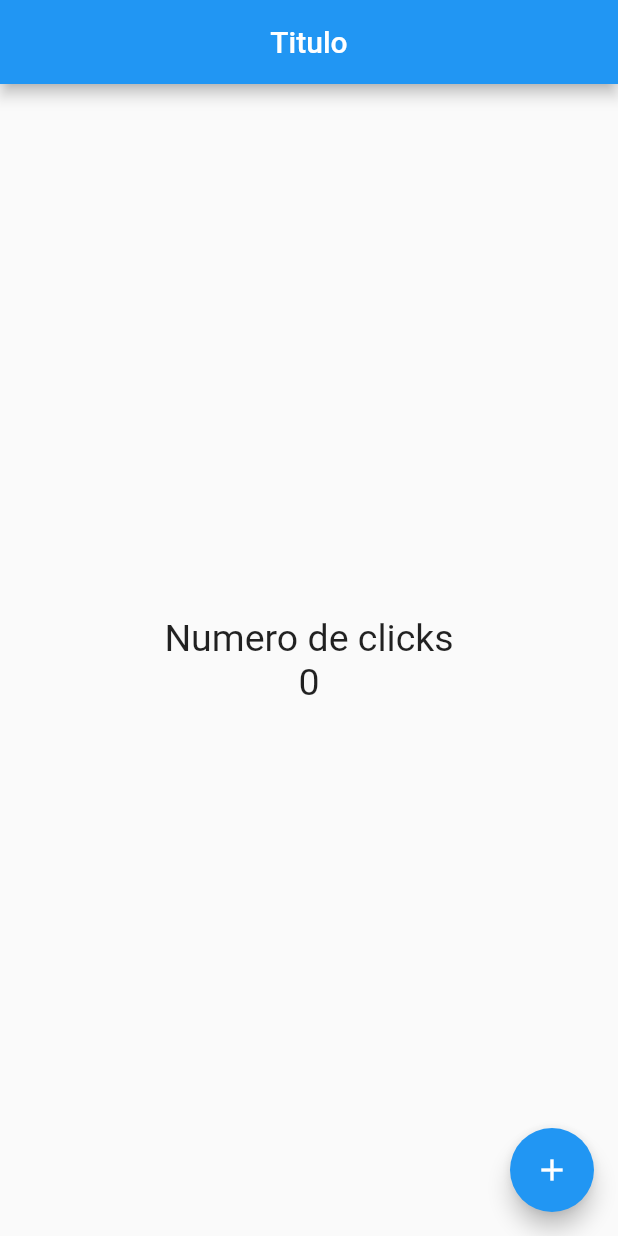
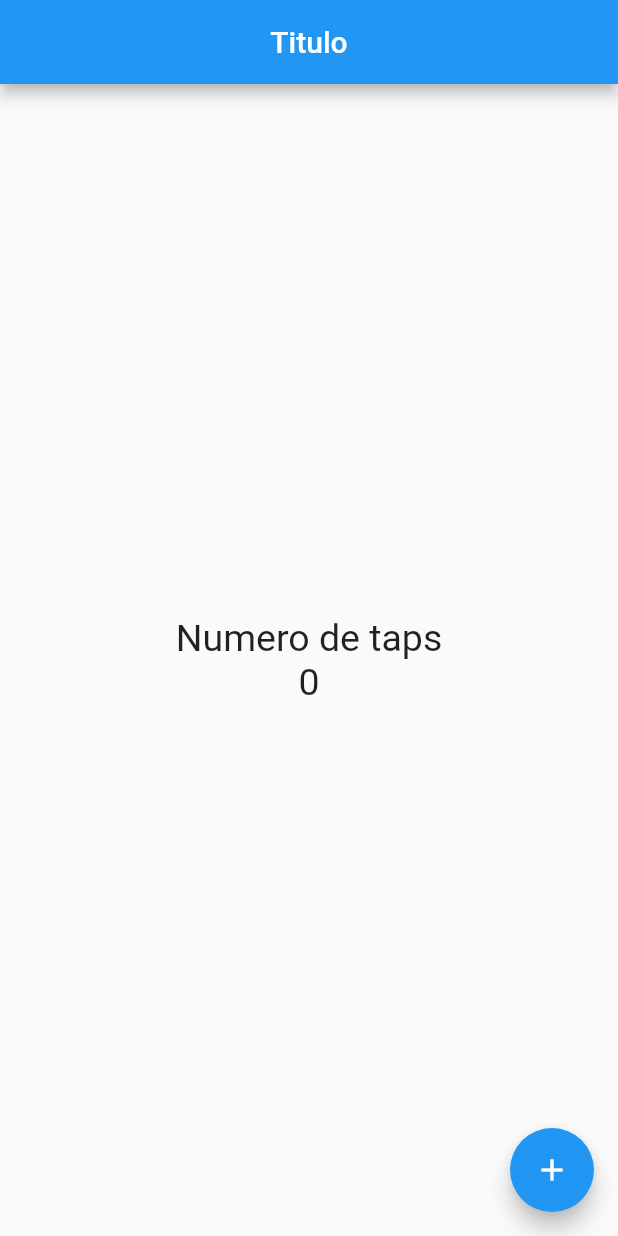
Before and after one commit to yuqmettal/contador-flutter, a Flutter app: the screen it shows after launch, on a phone screen of 412 x 824 dp. Run offline on Flutter 3.47's test engine with Material 2 defaults, Android fonts, the phone set to English and light mode, and no system bars.

```diff
--- a/lib/src/app.dart
+++ b/lib/src/app.dart
@@ -1,4 +1,4 @@
-import 'package:contador/src/pages/home_page.dart';
+import 'package:contador/src/pages/contador_page.dart';
 import 'package:flutter/material.dart';
 
   class MyApp extends StatelessWidget {
@@ -7,7 +7,8 @@ import 'package:flutter/material.dart';
     @override
     Widget build(BuildContext context) {
       return MaterialApp(
-        home: Center(child: HomePage()),
+        debugShowCheckedModeBanner: false, // Hide debug banner
+        home: Center(child: ContadorPage()),
       );
     }
   }
--- /dev/null
+++ b/lib/src/pages/contador_page.dart
@@ -0,0 +1,42 @@
+import 'package:flutter/material.dart';
+
+
+class ContadorPage extends StatefulWidget {
+  ContadorPage({Key key}) : super(key: key);
+
+  @override
+  _ContadorPageState createState() => _ContadorPageState();
+}
+
+class _ContadorPageState extends State<ContadorPage> {
+
+  final _estiloTexto = new TextStyle(fontSize: 25);
+  int _conteo = 0;
+
+  @override
+  Widget build(BuildContext context) {
+    return Scaffold(
+      appBar: AppBar(
+        title: Text('Titulo'),
+        centerTitle: true,
+      ),
+      body: Center(
+        child: Column(
+          mainAxisAlignment: MainAxisAlignment.center,
+          children: <Widget>[
+            Text('Numero de taps', style: _estiloTexto,),
+            Text('$_conteo', style: _estiloTexto),
+          ],
+        ),
+      ),
+      floatingActionButton: FloatingActionButton(
+        onPressed: () {
+          _conteo ++;
+          setState(() {});
+        },
+        child: Icon(Icons.add),
+        ),
+        // floatingActionButtonLocation: FloatingActionButtonLocation.centerFloat,
+    );
+  }
+}
--- a/lib/src/pages/home_page.dart
+++ b/lib/src/pages/home_page.dart
@@ -1,30 +1,13 @@
+import 'package:contador/src/pages/contador_page.dart';
 import 'package:flutter/material.dart';
 
 class HomePage extends StatelessWidget {
   final estiloTexto = new TextStyle(fontSize: 25);
 
+  final conteo = 10;
+
   @override
   Widget build(BuildContext context) {
-    return Scaffold(
-      appBar: AppBar(
-        title: Text('Titulo'),
-        centerTitle: true,
-      ),
-      body: Center(
-        child: Column(
-          mainAxisAlignment: MainAxisAlignment.center,
-          children: <Widget>[
-            Text('Numero de clicks', style: estiloTexto,),
-            Text('0', style: estiloTexto),
-          ],
-        ),
-      ),
-      floatingActionButton: FloatingActionButton(
-        onPressed: () {
-          print('Hola mundo');
-        },
-        child: Icon(Icons.add),
-        ),
-    );
+    return ContadorPage();
   }
 }
```
